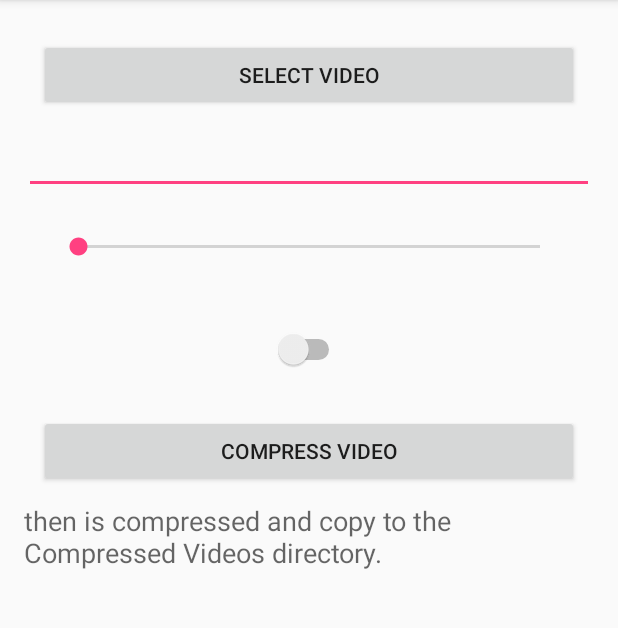
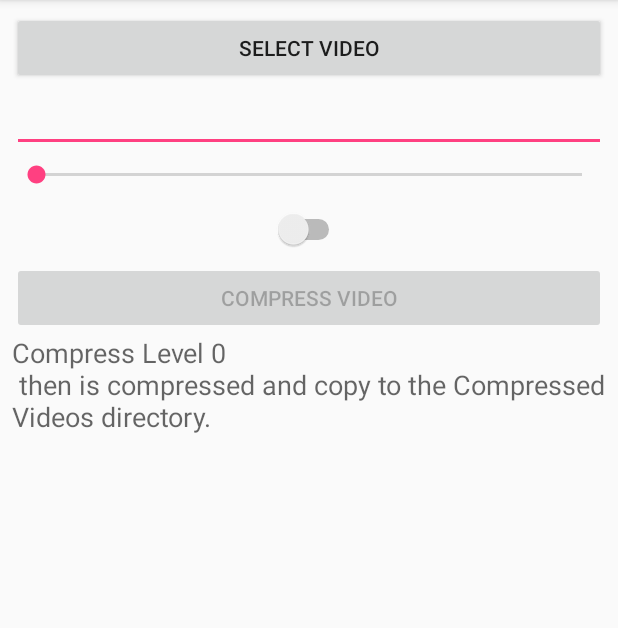
Before and after one commit to mortezabayat/tvedioconvetor, an Android app: the screen it shows after launch (MainActivity), after a tap on "COMPRESS VIDEO", on a phone screen of 412 x 824 dp, the part 84-712 px from its top. Run offline under Robolectric (Android 15) with nearby library versions, the phone set to English and light mode, and no system bars; 4 statements that could not run were skipped.

Commit message:
fix some bug

```diff
--- a/example/src/main/AndroidManifest.xml
+++ b/example/src/main/AndroidManifest.xml
@@ -1,6 +1,9 @@
 <?xml version="1.0" encoding="utf-8"?>
 <manifest xmlns:android="http://schemas.android.com/apk/res/android"
     package="com.morteza.videocompressor.example">
+
+    <uses-permission android:name="android.permission.WRITE_EXTERNAL_STORAGE"/>
+    <uses-permission android:name="android.permission.READ_EXTERNAL_STORAGE"/>
 
     <application
         android:allowBackup="true"
--- a/example/src/main/java/com/morteza/videocompressor/example/MainActivityFragment.kt
+++ b/example/src/main/java/com/morteza/videocompressor/example/MainActivityFragment.kt
@@ -21,6 +21,7 @@ import android.util.Log
 import android.view.LayoutInflater
 import android.view.View
 import android.view.ViewGroup
+import android.widget.SeekBar
 import com.morteza.videocompressor.Config
 import com.morteza.videocompressor.MediaController
 import com.morteza.videocompressor.VideoInfo
@@ -35,7 +36,20 @@ import java.util.*
 /**
  * A placeholder fragment containing a simple view.
  */
-class MainActivityFragment : Fragment() {
+class MainActivityFragment : Fragment() , SeekBar.OnSeekBarChangeListener {
+
+    override fun onProgressChanged(seekBar: SeekBar?, progress: Int, fromUser: Boolean) {
+
+        Log.e("SeekBar " , String.format("progress %d  fromUser %s " ,progress,fromUser));
+    }
+
+    override fun onStartTrackingTouch(seekBar: SeekBar?) {
+        Log.e("SeekBar " , String.format("onStartTrackingTouch"));
+    }
+
+    override fun onStopTrackingTouch(seekBar: SeekBar?) {
+        Log.e("SeekBar " , String.format("onStopTrackingTouch"));
+    }
 
 
     private val RESULT_CODE_COMPRESS_VIDEO = 3
@@ -55,6 +69,8 @@ class MainActivityFragment : Fragment() {
     override fun onViewCreated(view: View, savedInstanceState: Bundle?) {
 
 
+        seekBar.setOnSeekBarChangeListener(this);
+
         btnSelectVideo.setOnClickListener {
             val intent = Intent(Intent.ACTION_PICK, MediaStore.Video.Media.EXTERNAL_CONTENT_URI)
             //Intent(Intent.ACTION_GET_CONTENT);
@@ -65,7 +81,11 @@ class MainActivityFragment : Fragment() {
         }
 
         btnCompressVideo.setOnClickListener {
-            compress(0, muteSwitch.isChecked)
+            compress(seekBar.progress, muteSwitch.isChecked)
+
+            var chars =  textView.text;
+            textView.text = String.format("Compress Level %d \n %s" , seekBar.progress ,chars) + "\n"
+            btnCompressVideo.isEnabled = false
         }
 
     }
@@ -110,9 +130,11 @@ class MainActivityFragment : Fragment() {
                             //                            }).start();
                             val (width, higth) = getWidthAndHeight(tempFile.path)
                             val compressionsCount = MediaController.getCompressionsCount(width, higth)
-                            progressBar.progress = 0
-                            progressBar.max = compressionsCount
+                            seekBar.progress = 0
+                            seekBar.max = compressionsCount - 1;
                             editText.setText(tempFile.path)
+
+                            btnCompressVideo.isEnabled = true
 
                         }
                     } catch (e: URISyntaxException) {
@@ -188,6 +210,7 @@ class MainActivityFragment : Fragment() {
             super.onPostExecute(compressed)
             progressBar.visibility = View.GONE
             if (compressed!!) {
+                btnCompressVideo.isEnabled = true
                 textView.text = "Compression successfully!"
                 Log.d(TAG, "Compression successfully!")
             }
--- a/example/src/main/res/layout/fragment_main.xml
+++ b/example/src/main/res/layout/fragment_main.xml
@@ -3,16 +3,12 @@
     android:layout_height="match_parent"
     android:gravity="center_horizontal"
     android:orientation="vertical"
-    android:paddingBottom="@dimen/fab_margin"
-    android:paddingLeft="@dimen/fab_margin"
-    android:paddingRight="@dimen/fab_margin"
-    android:paddingTop="@dimen/fab_margin">
+    android:padding="8dp">
 
     <Button
         android:id="@+id/btnSelectVideo"
         android:layout_width="match_parent"
         android:layout_height="wrap_content"
-        android:layout_margin="10dp"
         android:text="@string/select_file" />
 
     <EditText
@@ -27,29 +23,27 @@
         android:id="@+id/seekBar"
         android:layout_width="match_parent"
         android:layout_height="30dp"
-        android:layout_margin="20dp"
-        android:max="3" />
+        android:max="4" />
 
     <Switch
         android:id="@+id/muteSwitch"
         android:layout_width="wrap_content"
+        android:layout_margin="8dp"
         android:layout_height="wrap_content"
-        android:layout_margin="20dp" />
+         />
+
+    <ProgressBar
+        android:id="@+id/progressBar"
+        android:layout_width="match_parent"
+        android:layout_height="wrap_content"
+        android:visibility="invisible" />
 
     <Button
         android:id="@+id/btnCompressVideo"
         android:layout_width="match_parent"
         android:layout_height="wrap_content"
-        android:layout_margin="10dp"
         android:onClick="compress"
         android:text="@string/compress_video" />
-
-
-    <ProgressBar
-        android:id="@+id/progressBar"
-        android:layout_width="wrap_content"
-        android:layout_height="wrap_content"
-        android:visibility="invisible" />
 
     <TextView
         android:id="@+id/textView"
```
